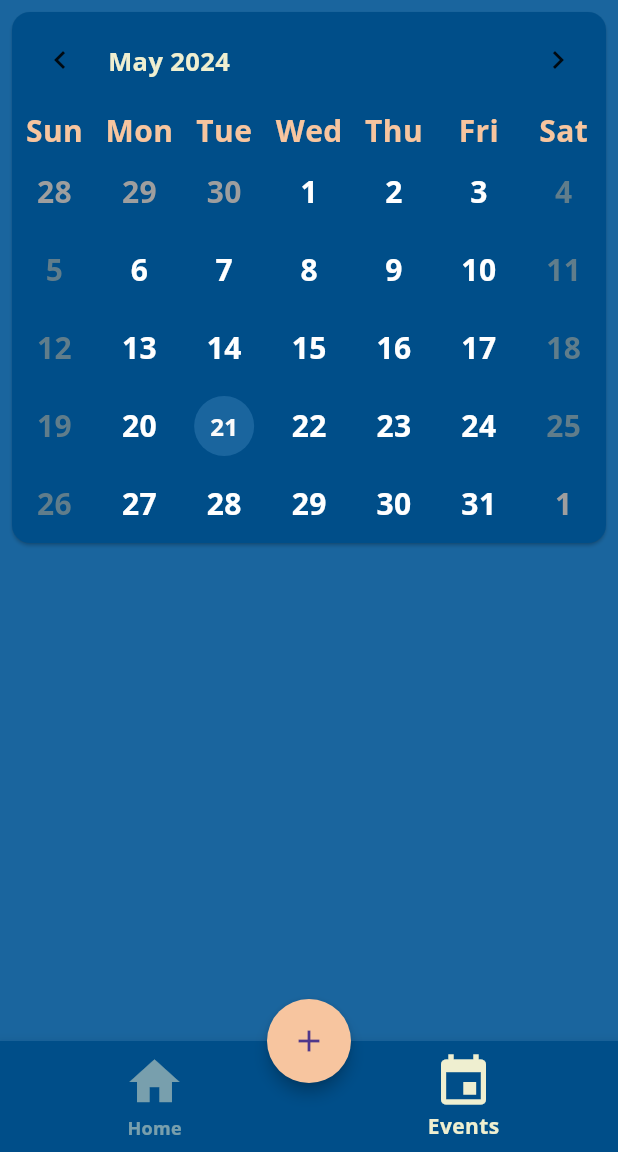
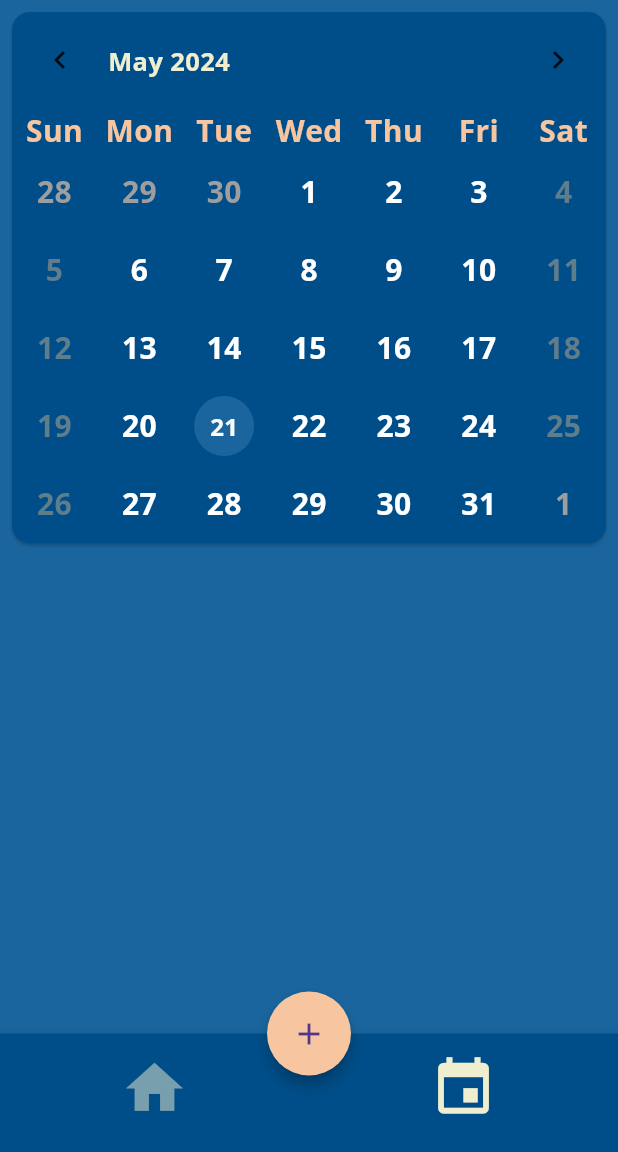
Before and after one commit to LudzCPP/Meetoplay, a Flutter app: the screen it shows once a user with an empty profile is signed in, item 2 of the bottom bar chosen, on a phone screen of 412 x 824 dp, the part 84-1236 px from its top. Run offline on Flutter 3.47's test engine with Material 3 defaults, Android fonts, the phone set to English and light mode, and no system bars; drawn by our look-alikes of table_calendar; our stand-ins replace cloud_firestore, event_bus, firebase_auth, firebase_core, firebase_messaging, flutter_local_notifications and 7 more; accounts and stored records are empty.

Commit message:
Delete BottomNavigationBar labels

```diff
--- a/lib/home_page.dart
+++ b/lib/home_page.dart
@@ -77,6 +77,8 @@ class _HomePageState extends State<HomePage> {
         child: const Icon(Icons.add),
       ),
       bottomNavigationBar: BottomNavigationBar(
+        showSelectedLabels: false,
+        showUnselectedLabels: false,
         backgroundColor: darkBlue,
         selectedItemColor: white,
         unselectedItemColor: white.withOpacity(0.5),
@@ -88,12 +90,12 @@ class _HomePageState extends State<HomePage> {
         },
         items: const [
           BottomNavigationBarItem(
-            icon: Icon(Icons.home, size: 40),
-            label: 'Home',
+            icon: Icon(Icons.home, size: 45),
+            label: '',
           ),
           BottomNavigationBarItem(
-            icon: Icon(Icons.event, size: 40),
-            label: 'Events',
+            icon: Icon(Icons.event, size: 45),
+            label: '',
           ),
         ],
       ),
```
